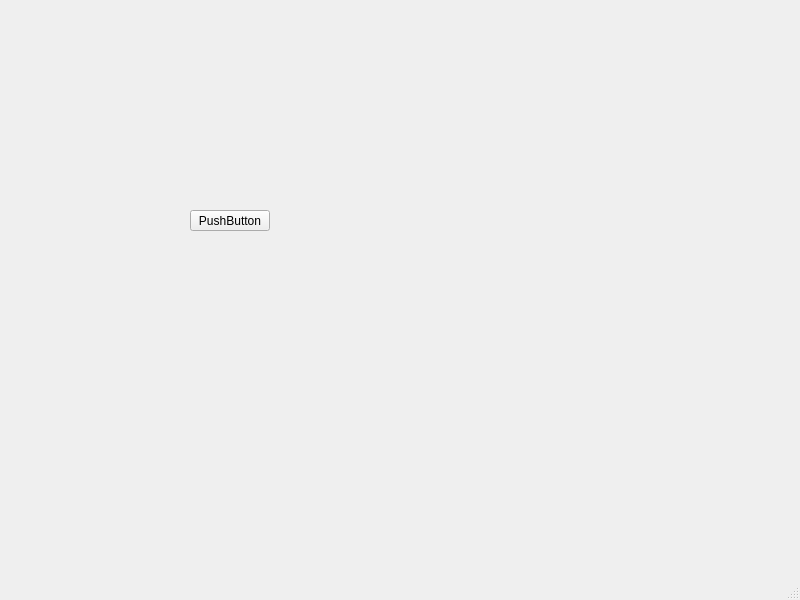
First picture: the form in mainwindow.ui, repository VarionDrakon/UICD.Configurator, before the edit.
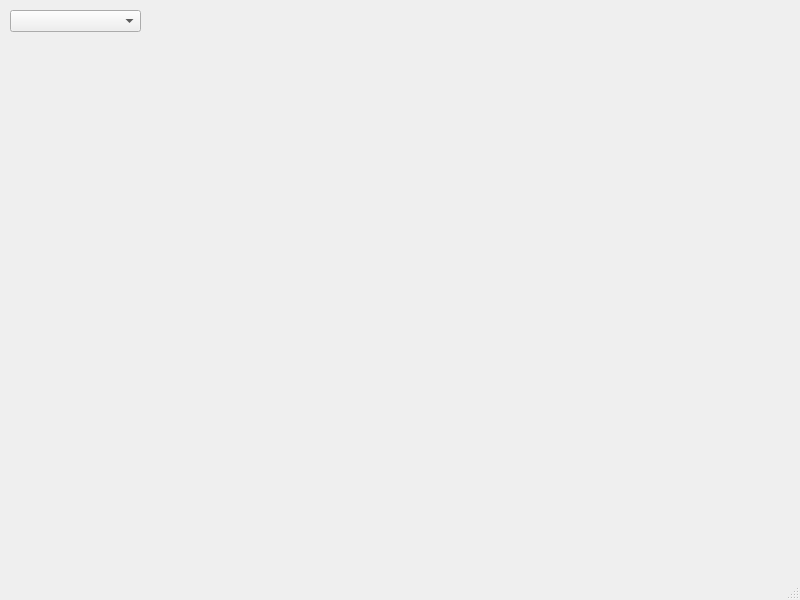
Second picture: the form after the edit.

Commit message: Added combobox for COM-ports. Currently - not working.

Patch:
```diff
--- a/mainwindow.ui
+++ b/mainwindow.ui
@@ -2,6 +2,9 @@
 <ui version="4.0">
  <class>MainWindow</class>
  <widget class="QMainWindow" name="MainWindow">
+  <property name="enabled">
+   <bool>true</bool>
+  </property>
   <property name="geometry">
    <rect>
     <x>0</x>
@@ -11,20 +14,26 @@
    </rect>
   </property>
   <property name="windowTitle">
-   <string>MainWindow</string>
+   <string>UBC ModBus Configurator</string>
+  </property>
+  <property name="locale">
+   <locale language="English" country="UnitedStates"/>
+  </property>
+  <property name="documentMode">
+   <bool>false</bool>
   </property>
   <widget class="QWidget" name="centralwidget">
-   <widget class="QPushButton" name="pushButton">
+   <widget class="QComboBox" name="cmbx_ListSerialPorts">
     <property name="geometry">
      <rect>
-      <x>190</x>
-      <y>210</y>
-      <width>80</width>
-      <height>21</height>
+      <x>10</x>
+      <y>10</y>
+      <width>131</width>
+      <height>22</height>
      </rect>
     </property>
-    <property name="text">
-     <string>PushButton</string>
+    <property name="sizeAdjustPolicy">
+     <enum>QComboBox::AdjustToMinimumContentsLengthWithIcon</enum>
     </property>
    </widget>
   </widget>
```
The commit also changes 3 other files.
